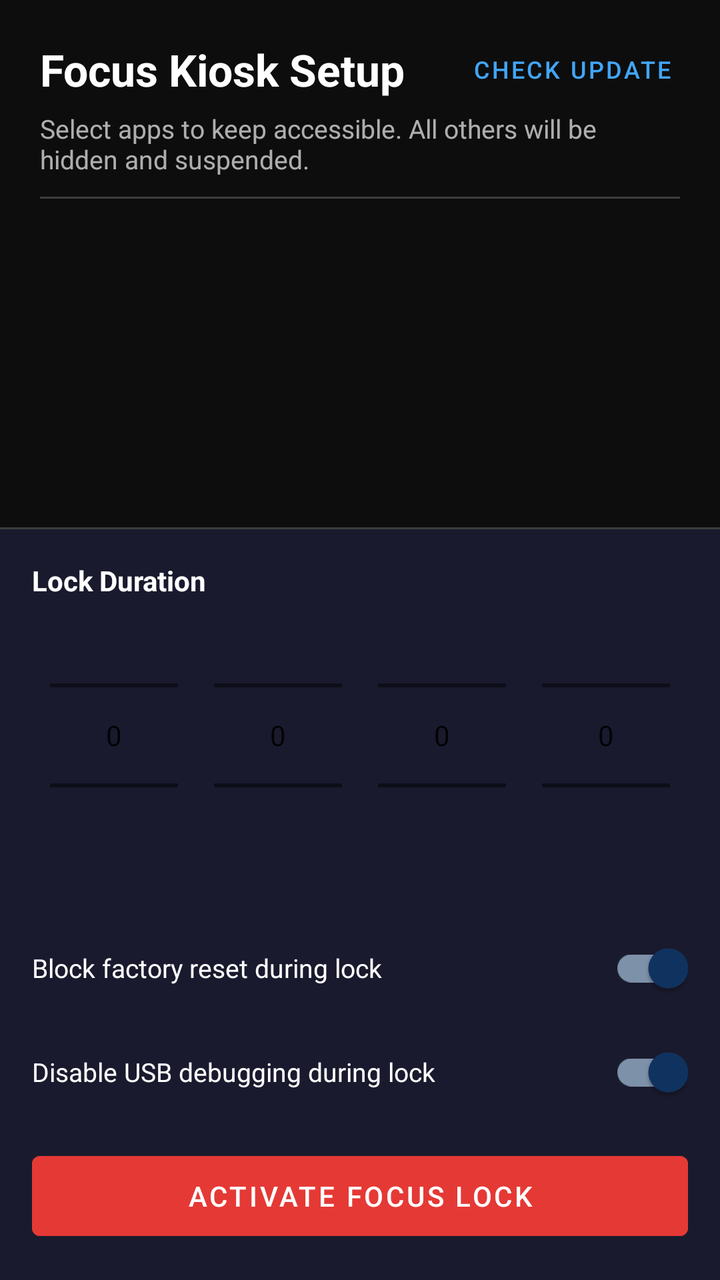
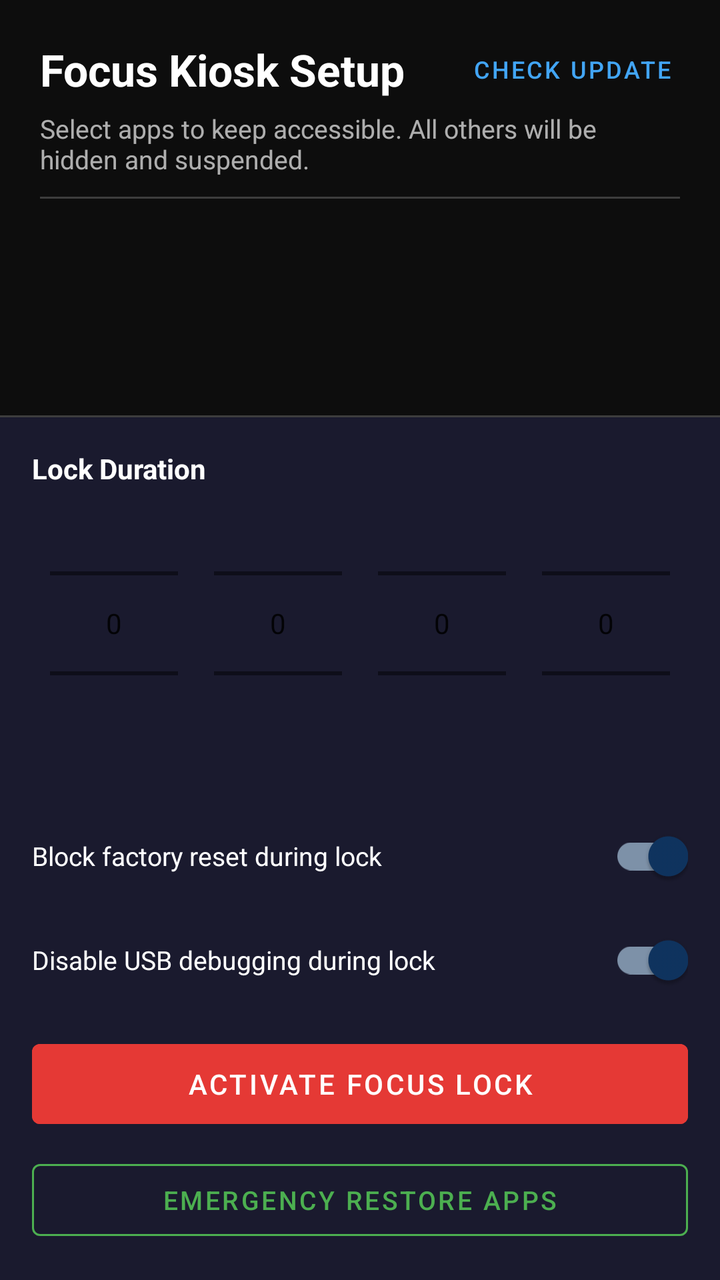

An Android layout rendered at two revisions. The XML below is the earlier revision; the diff shows what the commit changed to produce the second picture.
<!-- AndroidManifest.xml: application theme Theme.FocusKiosk -->
<!-- res/layout/activity_setup_wizard.xml -->
<?xml version="1.0" encoding="utf-8"?>
<androidx.constraintlayout.widget.ConstraintLayout
    xmlns:android="http://schemas.android.com/apk/res/android"
    xmlns:app="http://schemas.android.com/apk/res-auto"
    android:layout_width="match_parent"
    android:layout_height="match_parent"
    android:background="#0D0D0D">

    
    <TextView
        android:id="@+id/tvWizardTitle"
        android:layout_width="0dp"
        android:layout_height="wrap_content"
        android:text="Focus Kiosk Setup"
        android:textColor="#FFFFFF"
        android:textSize="22sp"
        android:textStyle="bold"
        android:layout_marginStart="20dp"
        android:layout_marginTop="20dp"
        app:layout_constraintTop_toTopOf="parent"
        app:layout_constraintStart_toStartOf="parent"
        app:layout_constraintEnd_toStartOf="@+id/btnCheckUpdate" />

    <com.google.android.material.button.MaterialButton
        android:id="@+id/btnCheckUpdate"
        style="@style/Widget.MaterialComponents.Button.TextButton"
        android:layout_width="wrap_content"
        android:layout_height="wrap_content"
        android:text="Check Update"
        android:textColor="#42A5F5"
        android:textSize="12sp"
        android:layout_marginEnd="16dp"
        app:layout_constraintTop_toTopOf="@id/tvWizardTitle"
        app:layout_constraintBottom_toBottomOf="@id/tvWizardTitle"
        app:layout_constraintEnd_toEndOf="parent" />

    <TextView
        android:id="@+id/tvWizardSubtitle"
        android:layout_width="0dp"
        android:layout_height="wrap_content"
        android:text="Select apps to keep accessible. All others will be hidden and suspended."
        android:textColor="#AAFFFFFF"
        android:textSize="13sp"
        android:layout_marginStart="20dp"
        android:layout_marginEnd="20dp"
        android:layout_marginTop="6dp"
        app:layout_constraintTop_toBottomOf="@id/tvWizardTitle"
        app:layout_constraintStart_toStartOf="parent"
        app:layout_constraintEnd_toEndOf="parent" />

    
    <View
        android:id="@+id/dividerTop"
        android:layout_width="0dp"
        android:layout_height="1dp"
        android:background="#33FFFFFF"
        android:layout_marginTop="10dp"
        android:layout_marginStart="20dp"
        android:layout_marginEnd="20dp"
        app:layout_constraintTop_toBottomOf="@id/tvWizardSubtitle"
        app:layout_constraintStart_toStartOf="parent"
        app:layout_constraintEnd_toEndOf="parent" />

    
    <androidx.recyclerview.widget.RecyclerView
        android:id="@+id/rvSelectApps"
        android:layout_width="0dp"
        android:layout_height="0dp"
        android:scrollbars="vertical"
        android:fadeScrollbars="false"
        android:overScrollMode="always"
        android:clipToPadding="false"
        android:paddingTop="4dp"
        android:paddingBottom="4dp"
        app:layout_constraintTop_toBottomOf="@id/dividerTop"
        app:layout_constraintBottom_toTopOf="@id/dividerBottom"
        app:layout_constraintStart_toStartOf="parent"
        app:layout_constraintEnd_toEndOf="parent" />

    
    <View
        android:id="@+id/dividerBottom"
        android:layout_width="0dp"
        android:layout_height="1dp"
        android:background="#33FFFFFF"
        android:layout_marginBottom="0dp"
        app:layout_constraintBottom_toTopOf="@id/controlsPanel"
        app:layout_constraintStart_toStartOf="parent"
        app:layout_constraintEnd_toEndOf="parent" />

    
    <LinearLayout
        android:id="@+id/controlsPanel"
        android:layout_width="0dp"
        android:layout_height="wrap_content"
        android:orientation="vertical"
        android:padding="16dp"
        android:background="#1A1A2E"
        app:layout_constraintBottom_toBottomOf="parent"
        app:layout_constraintStart_toStartOf="parent"
        app:layout_constraintEnd_toEndOf="parent">

        
        <TextView
            android:layout_width="wrap_content"
            android:layout_height="wrap_content"
            android:text="Lock Duration"
            android:textColor="#FFFFFF"
            android:textSize="14sp"
            android:textStyle="bold"
            android:layout_marginBottom="8dp" />

        
        <LinearLayout
            android:layout_width="match_parent"
            android:layout_height="120dp"
            android:orientation="horizontal"
            android:gravity="center"
            android:layout_marginBottom="6dp">

            
            <LinearLayout
                android:layout_width="0dp"
                android:layout_height="match_parent"
                android:layout_weight="1"
                android:orientation="vertical"
                android:gravity="center">
                <NumberPicker
                    android:id="@+id/pickerYears"
                    android:layout_width="wrap_content"
                    android:layout_height="wrap_content" />
                <TextView
                    android:layout_width="wrap_content"
                    android:layout_height="wrap_content"
                    android:text="Years"
                    android:textColor="#AAFFFFFF"
                    android:textSize="11sp" />
            </LinearLayout>

            
            <LinearLayout
                android:layout_width="0dp"
                android:layout_height="match_parent"
                android:layout_weight="1"
                android:orientation="vertical"
                android:gravity="center">
                <NumberPicker
                    android:id="@+id/pickerDays"
                    android:layout_width="wrap_content"
                    android:layout_height="wrap_content" />
                <TextView
                    android:layout_width="wrap_content"
                    android:layout_height="wrap_content"
                    android:text="Days"
                    android:textColor="#AAFFFFFF"
                    android:textSize="11sp" />
            </LinearLayout>

            
            <LinearLayout
                android:layout_width="0dp"
                android:layout_height="match_parent"
                android:layout_weight="1"
                android:orientation="vertical"
                android:gravity="center">
                <NumberPicker
                    android:id="@+id/pickerHours"
                    android:layout_width="wrap_content"
                    android:layout_height="wrap_content" />
                <TextView
                    android:layout_width="wrap_content"
                    android:layout_height="wrap_content"
                    android:text="Hours"
                    android:textColor="#AAFFFFFF"
                    android:textSize="11sp" />
            </LinearLayout>

            
            <LinearLayout
                android:layout_width="0dp"
                android:layout_height="match_parent"
                android:layout_weight="1"
                android:orientation="vertical"
                android:gravity="center">
                <NumberPicker
                    android:id="@+id/pickerMinutes"
                    android:layout_width="wrap_content"
                    android:layout_height="wrap_content" />
                <TextView
                    android:layout_width="wrap_content"
                    android:layout_height="wrap_content"
                    android:text="Minutes"
                    android:textColor="#AAFFFFFF"
                    android:textSize="11sp" />
            </LinearLayout>

        </LinearLayout>

        
        <TextView
            android:id="@+id/tvDurationPreview"
            android:layout_width="wrap_content"
            android:layout_height="wrap_content"
            android:textColor="#66FFFFFF"
            android:textSize="12sp"
            android:layout_marginBottom="10dp" />

        
        <com.google.android.material.switchmaterial.SwitchMaterial
            android:id="@+id/switchFactoryReset"
            android:layout_width="match_parent"
            android:layout_height="wrap_content"
            android:text="Block factory reset during lock"
            android:textColor="#FFFFFF"
            android:textSize="13sp"
            android:layout_marginBottom="4dp"
            android:checked="true" />

        
        <com.google.android.material.switchmaterial.SwitchMaterial
            android:id="@+id/switchUsbDebugging"
            android:layout_width="match_parent"
            android:layout_height="wrap_content"
            android:text="Disable USB debugging during lock"
            android:textColor="#FFFFFF"
            android:textSize="13sp"
            android:layout_marginBottom="12dp"
            android:checked="true" />

        
        <com.google.android.material.button.MaterialButton
            android:id="@+id/btnActivateLock"
            android:layout_width="match_parent"
            android:layout_height="52dp"
            android:text="ACTIVATE FOCUS LOCK"
            android:textSize="14sp"
            android:backgroundTint="#E53935" />

    </LinearLayout>

</androidx.constraintlayout.widget.ConstraintLayout>
<!-- resources referenced by this layout -->
<resources>
  <style name="Theme.FocusKiosk" parent="Theme.MaterialComponents.DayNight.NoActionBar">
          <item name="colorPrimary">#1A1A2E</item>
          <item name="colorPrimaryVariant">#16213E</item>
          <item name="colorOnPrimary">#FFFFFF</item>
          <item name="colorSecondary">#0F3460</item>
          <item name="colorOnSecondary">#FFFFFF</item>
          <item name="android:windowBackground">#0D0D0D</item>
          <item name="android:statusBarColor">#1A1A2E</item>
          <item name="android:navigationBarColor">#1A1A2E</item>
      </style>
</resources>

<!-- the commit's change to res/layout/activity_setup_wizard.xml (unified diff, before → after) -->
@@ -236,6 +236,18 @@
             android:textSize="14sp"
             android:backgroundTint="#E53935" />
 
+        
+        <com.google.android.material.button.MaterialButton
+            android:id="@+id/btnEmergencyRestore"
+            style="@style/Widget.MaterialComponents.Button.OutlinedButton"
+            android:layout_width="match_parent"
+            android:layout_height="48dp"
+            android:layout_marginTop="8dp"
+            android:text="EMERGENCY RESTORE APPS"
+            android:textColor="#4CAF50"
+            android:textSize="13sp"
+            app:strokeColor="#4CAF50" />
+
     </LinearLayout>
 
 </androidx.constraintlayout.widget.ConstraintLayout>
